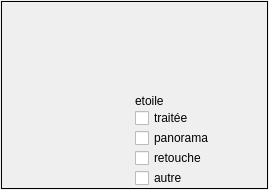
marmor1040/photo, file Ihm/widget_miniature_vert.ui: the form before one commit.
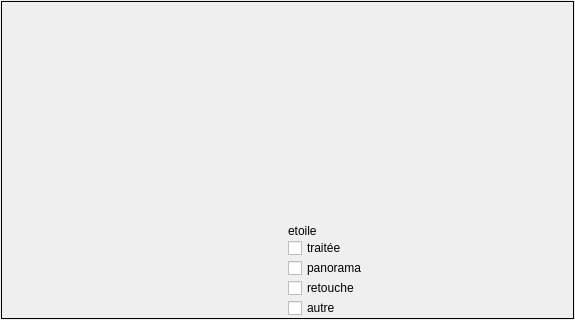
The form after the commit.

Patch:
```diff
--- a/Ihm/widget_miniature_vert.ui
+++ b/Ihm/widget_miniature_vert.ui
@@ -6,8 +6,8 @@
    <rect>
     <x>0</x>
     <y>0</y>
-    <width>269</width>
-    <height>190</height>
+    <width>575</width>
+    <height>320</height>
    </rect>
   </property>
   <property name="windowTitle">
```
